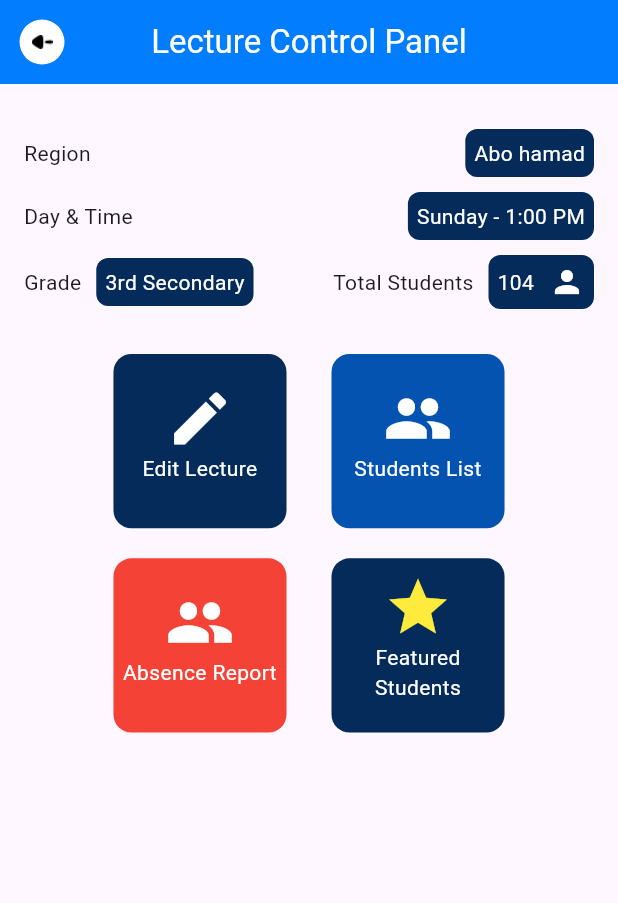
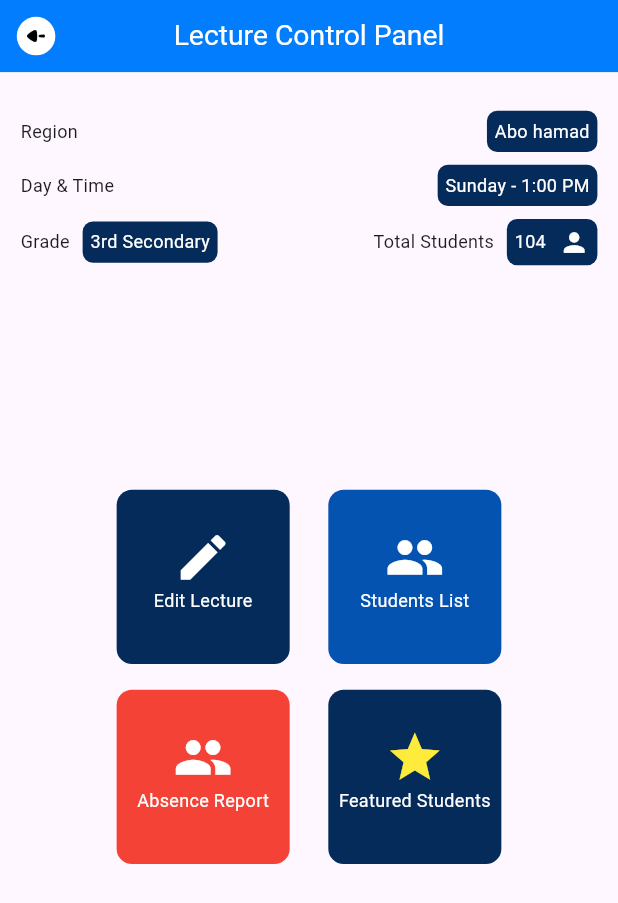
Before and after one commit to abd0-kha1ed/attendance-system, a Flutter app: the LectureControlPanelView screen opened by its route, on a phone screen of 412 x 824 dp. Shown: the top 903 px of the screen. Run offline on Flutter 3.47's test engine with Material 3 defaults, Android fonts, the phone set to English and light mode, and no system bars; our stand-ins replace font_awesome_flutter, go_router, responsive_framework.

Commit message:
add responsive framework to project

```diff
--- /dev/null
+++ b/lib/feature/home/presentation/view/widgets/control_panel_section.dart
@@ -0,0 +1,69 @@
+
+import 'package:attendance/core/utils/app_routers.dart';
+import 'package:attendance/feature/home/presentation/view/widgets/custom_control_panel.dart';
+import 'package:flutter/material.dart';
+import 'package:go_router/go_router.dart';
+
+class ControlPanelSection extends StatelessWidget {
+  const ControlPanelSection({
+    super.key,
+  });
+
+  @override
+  Widget build(BuildContext context) {
+    return Column(
+      children: [
+        Row(
+          mainAxisAlignment: MainAxisAlignment.center,
+          children: [
+            CustomControlPanel(
+              onTap: () {},
+              title: 'Edit Lecture',
+              icon: Icons.edit,
+              background: const Color(0xff042B59),
+            ),
+            const SizedBox(
+              width: 30,
+            ),
+            CustomControlPanel(
+              onTap: () {
+                GoRouter.of(context).push(AppRouters.kStudentListView);
+              },
+              title: 'Students List',
+              icon: Icons.group,
+              background: const Color(0xff0453b0),
+            ),
+          ],
+        ),
+        const SizedBox(
+          height: 20,
+        ),
+        Row(
+          mainAxisAlignment: MainAxisAlignment.center,
+          children: [
+            CustomControlPanel(
+              onTap: () {
+                GoRouter.of(context).push(AppRouters.kAbsenceReportView);
+              },
+              title: 'Absence Report',
+              icon: Icons.group,
+              background: const Color(0xfff44236),
+            ),
+            const SizedBox(
+              width: 30,
+            ),
+            CustomControlPanel(
+              onTap: () {
+                GoRouter.of(context).push(AppRouters.kFeatureStudentView);
+              },
+              title: 'Featured Students',
+              icon: Icons.star,
+              iconColor: Colors.yellow,
+              background: const Color(0xff042B59),
+            ),
+          ],
+        )
+      ],
+    );
+  }
+}
--- a/lib/feature/home/presentation/view/widgets/lecture_control_panel_view_body.dart
+++ b/lib/feature/home/presentation/view/widgets/lecture_control_panel_view_body.dart
@@ -1,7 +1,5 @@
-import 'package:attendance/core/utils/app_routers.dart';
-import 'package:attendance/feature/home/presentation/view/widgets/custom_control_panel.dart';
+import 'package:attendance/feature/home/presentation/view/widgets/control_panel_section.dart';
 import 'package:flutter/material.dart';
-import 'package:go_router/go_router.dart';
 
 class LectureControlPanelViewBody extends StatelessWidget {
   const LectureControlPanelViewBody({super.key});
@@ -121,60 +119,10 @@ class LectureControlPanelViewBody extends StatelessWidget {
           const SizedBox(
             height: 30,
           ),
-          Column(
-            children: [
-              Row(
-                mainAxisAlignment: MainAxisAlignment.center,
-                children: [
-                  CustomControlPanel(
-                    onTap: () {},
-                    title: 'Edit Lecture',
-                    icon: Icons.edit,
-                    background: const Color(0xff042B59),
-                  ),
-                  const SizedBox(
-                    width: 30,
-                  ),
-                  CustomControlPanel(
-                    onTap: () {
-                      GoRouter.of(context).push(AppRouters.kStudentListView);
-                    },
-                    title: 'Students List',
-                    icon: Icons.group,
-                    background: const Color(0xff0453b0),
-                  ),
-                ],
-              ),
-              const SizedBox(
-                height: 20,
-              ),
-              Row(
-                mainAxisAlignment: MainAxisAlignment.center,
-                children: [
-                  CustomControlPanel(
-                    onTap: () {
-                      GoRouter.of(context).push(AppRouters.kAbsenceReportView);
-                    },
-                    title: 'Absence Report',
-                    icon: Icons.group,
-                    background: const Color(0xfff44236),
-                  ),
-                  const SizedBox(
-                    width: 30,
-                  ),
-                  CustomControlPanel(
-                    onTap: () {
-                      GoRouter.of(context)
-                          .push(AppRouters.kFeatureStudentView);
-                    },
-                    title: 'Featured Students',
-                    icon: Icons.star,
-                    iconColor: Colors.yellow,
-                    background: const Color(0xff042B59),
-                  ),
-                ],
-              )
-            ],
+          const Spacer(),
+          const ControlPanelSection(),
+          const Spacer(
+            flex: 2,
           ),
         ],
       ),
--- a/pubspec.yaml
+++ b/pubspec.yaml
@@ -2,7 +2,7 @@ name: attendance
 description: "A new Flutter project."
 # The following line prevents the package from being accidentally published to
 # pub.dev using `flutter pub publish`. This is preferred for private packages.
-publish_to: 'none' # Remove this line if you wish to publish to pub.dev
+publish_to: "none" # Remove this line if you wish to publish to pub.dev
 
 # The following defines the version and build number for your application.
 # A version number is three numbers separated by dots, like 1.2.43
@@ -33,7 +33,7 @@ dependencies:
     sdk: flutter
   font_awesome_flutter: ^10.7.0
   go_router: ^14.3.0
-  responsive_framework: ^1.5.1
+  responsive_framework: ^0.2.0
 
 dev_dependencies:
   flutter_lints: ^4.0.0
@@ -44,7 +44,6 @@ dev_dependencies:
 # following page: https://dart.dev/tools/pub/pubspec
 # The following section is specific to Flutter packages.
 flutter:
-
   # The following line ensures that the Material Icons font is
   # included with your application, so that you can use the icons in
   # the material Icons class.
```
Also changed, not shown: lib/main.dart (+14 -10 lines), pubspec.lock.
